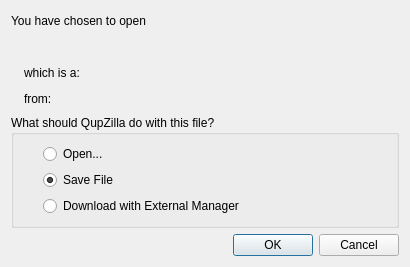
Qt form src/lib/downloads/downloadoptionsdialog.ui (QupZilla/qupzilla) before a commit.
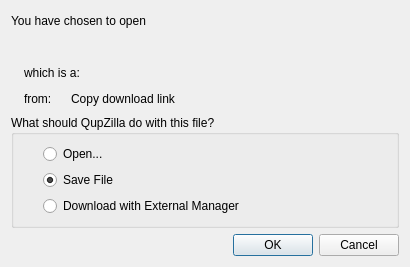
The same form after that commit. Custom widgets are drawn as their Qt base class.

Commit message:
Added option to copy download link in download options dialog.
Closes #1056

What changed in the file:
```diff
--- a/src/lib/downloads/downloadoptionsdialog.ui
+++ b/src/lib/downloads/downloadoptionsdialog.ui
@@ -163,6 +163,12 @@
       </item>
       <item>
        <widget class="QLabel" name="fromServer">
+        <property name="sizePolicy">
+         <sizepolicy hsizetype="Maximum" vsizetype="Preferred">
+          <horstretch>0</horstretch>
+          <verstretch>0</verstretch>
+         </sizepolicy>
+        </property>
         <property name="text">
          <string/>
         </property>
@@ -171,6 +177,19 @@
         </property>
        </widget>
       </item>
+      <item>
+       <widget class="ClickableLabel" name="copyDownloadLink">
+        <property name="cursor">
+         <cursorShape>PointingHandCursor</cursorShape>
+        </property>
+        <property name="text">
+         <string>Copy download link</string>
+        </property>
+        <property name="html-link-look" stdset="0">
+         <bool>true</bool>
+        </property>
+       </widget>
+      </item>
      </layout>
     </widget>
    </item>
@@ -182,6 +201,11 @@
    <extends>QLabel</extends>
    <header>squeezelabelv2.h</header>
   </customwidget>
+  <customwidget>
+   <class>ClickableLabel</class>
+   <extends>QLabel</extends>
+   <header>clickablelabel.h</header>
+  </customwidget>
  </customwidgets>
  <resources/>
  <connections>
```
Left out of the diff: 82 changed lines with no effect on the pictures. The commit also changes 3 other files.
